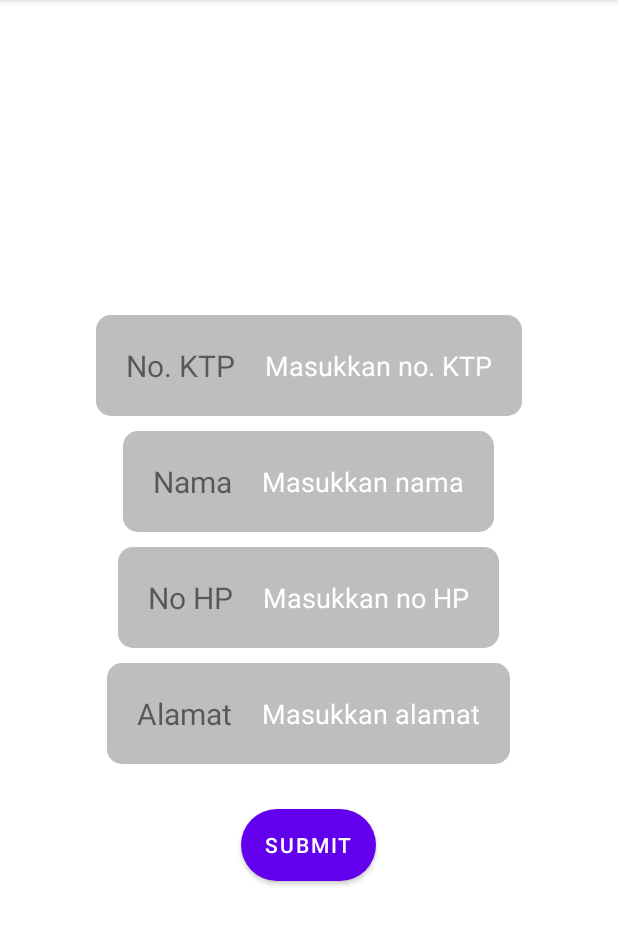
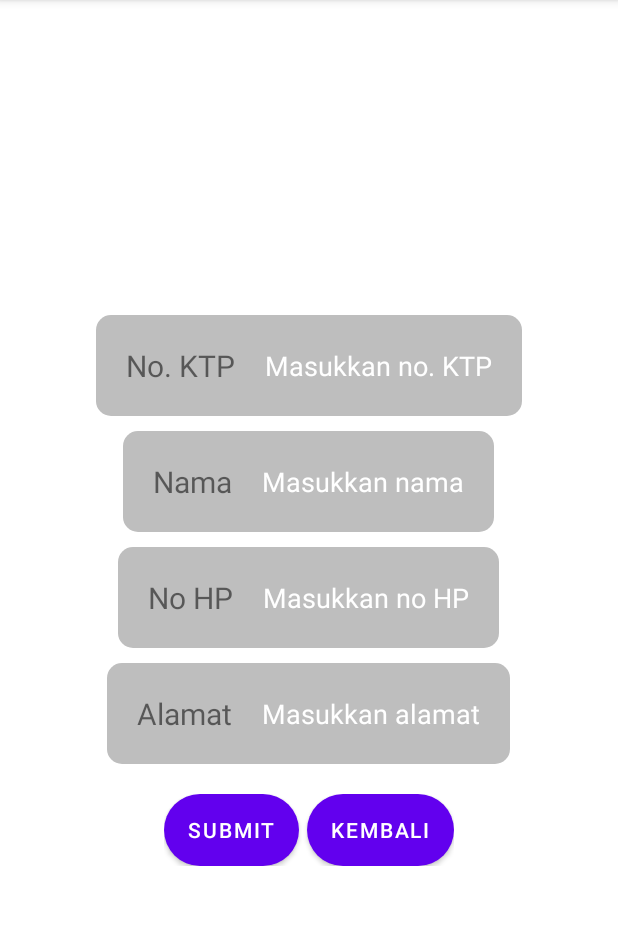
Before and after one commit to YohanesVito/Pemrograman-Perangkat-Bergerak-Berbasis-Android_71190429, an Android app: the TambahDataPenduduk screen opened directly, with no data from a screen before it, on a phone screen of 412 x 824 dp, the part 84-1029 px from its top. Run offline under Robolectric (Android 15) with nearby library versions, the phone set to English and light mode, and no system bars; our stand-ins replace Firebase (no records; nobody signed in at launch, a user with empty details on screens opened directly); 1 statement that could not run was skipped.

Commit message:
update fitur tambahdata

```diff
--- a/Final_DataPenduduk_71190429/app/build.gradle
+++ b/Final_DataPenduduk_71190429/app/build.gradle
@@ -1,6 +1,7 @@
 plugins {
     id 'com.android.application'
     id 'kotlin-android'
+    id 'com.google.gms.google-services'
 }
 
 android {
@@ -37,6 +38,7 @@ dependencies {
     implementation 'androidx.appcompat:appcompat:1.4.0'
     implementation 'com.google.android.material:material:1.4.0'
     implementation 'androidx.constraintlayout:constraintlayout:2.1.2'
+    implementation 'com.google.firebase:firebase-firestore:24.0.0'
     testImplementation 'junit:junit:4.+'
     androidTestImplementation 'androidx.test.ext:junit:1.1.3'
     androidTestImplementation 'androidx.test.espresso:espresso-core:3.4.0'
--- a/Final_DataPenduduk_71190429/app/src/main/java/com/example/final_datapenduduk_71190429/LihatDataPenduduk.kt
+++ b/Final_DataPenduduk_71190429/app/src/main/java/com/example/final_datapenduduk_71190429/LihatDataPenduduk.kt
@@ -9,5 +9,7 @@ class LihatDataPenduduk: AppCompatActivity(){
         super.onCreate(savedInstanceState)
         setContentView(R.layout.activity_lihatdatapenduduk)
 
+
+
     }
 }
--- /dev/null
+++ b/Final_DataPenduduk_71190429/app/src/main/java/com/example/final_datapenduduk_71190429/Penduduk.kt
@@ -0,0 +1,5 @@
+package com.example.final_datapenduduk_71190429
+
+data class Penduduk(val noktp: String, val nama: String, val nohp: String, val alamat: String) {
+
+}
--- a/Final_DataPenduduk_71190429/app/src/main/java/com/example/final_datapenduduk_71190429/TambahDataPenduduk.kt
+++ b/Final_DataPenduduk_71190429/app/src/main/java/com/example/final_datapenduduk_71190429/TambahDataPenduduk.kt
@@ -1,13 +1,52 @@
 package com.example.final_datapenduduk_71190429
 
+import android.content.Intent
 import android.os.Bundle
-import android.widget.TextView
+import android.widget.Button
+import android.widget.EditText
+import android.widget.Toast
 import androidx.appcompat.app.AppCompatActivity
+import com.google.firebase.firestore.FirebaseFirestore
 
 class TambahDataPenduduk: AppCompatActivity() {
     override fun onCreate(savedInstanceState: Bundle?) {
         super.onCreate(savedInstanceState)
         setContentView(R.layout.activity_tambahdatapenduduk)
 
+        val noktp = findViewById<EditText>(R.id.et_noKTP)
+        val nama = findViewById<EditText>(R.id.et_nama)
+        val nohp = findViewById<EditText>(R.id.et_noHP)
+        val alamat = findViewById<EditText>(R.id.et_alamat)
+
+        val btnsubmit = findViewById<Button>(R.id.bt_tambahdata)
+        val btnback = findViewById<Button>(R.id.bt_back)
+
+        val firestore = FirebaseFirestore.getInstance()
+
+        btnback.setOnClickListener {
+            val i = Intent(this, SecondActivity::class.java);
+            startActivity(i)
+        }
+
+        btnsubmit.setOnClickListener {
+            if (noktp.text.toString() != "" && nama.text.toString() != "" && nohp.text.toString() != "" && alamat.text.toString() != "") {
+
+                val penduduk = Penduduk(
+                    noktp.text.toString(),
+                    nama.text.toString(),
+                    nohp.text.toString(),
+                    alamat.text.toString()
+                )
+                firestore.collection("Penduduk").add(penduduk)
+                Toast.makeText(this, "Data berhasil ditambahkan!", Toast.LENGTH_SHORT).show()
+
+                noktp.setText("")
+                nama.setText("")
+                nohp.setText("")
+                alamat.setText("")
+            } else {
+                Toast.makeText(this, "Data gagal ditambahkan", Toast.LENGTH_LONG).show()
+            }
+        }
     }
 }
--- a/Final_DataPenduduk_71190429/app/src/main/res/layout/activity_tambahdatapenduduk.xml
+++ b/Final_DataPenduduk_71190429/app/src/main/res/layout/activity_tambahdatapenduduk.xml
@@ -59,7 +59,7 @@
         <EditText
             android:layout_width="wrap_content"
             android:layout_height="wrap_content"
-            android:id="@+id/et_username"
+            android:id="@+id/et_nama"
             android:hint="Masukkan nama"
             android:layout_weight="1"
             android:padding="10dp"
@@ -123,6 +123,12 @@
             android:textColorHint="@android:color/white"
             android:background="@android:color/transparent"/>
     </LinearLayout>
+    <LinearLayout
+        android:layout_width="wrap_content"
+        android:layout_height="wrap_content"
+        android:padding="10dp"
+        android:gravity="center"
+        android:layout_marginTop="10dp">
 
         <Button
             android:layout_width="wrap_content"
@@ -130,9 +136,19 @@
             android:id="@+id/bt_submit"
             android:text="Submit"
             android:textColor="@android:color/white"
-        android:layout_marginTop="30dp"
+            android:layout_weight="1"
             android:background="@drawable/round_button"
             />
 
-
+        <Button
+            android:layout_width="wrap_content"
+            android:layout_height="wrap_content"
+            android:id="@+id/bt_back"
+            android:text="Kembali"
+            android:layout_marginLeft="5dp"
+            android:layout_weight="1"
+            android:textColor="@android:color/white"
+            android:background="@drawable/round_button"
+            />
     </LinearLayout>
+</LinearLayout>
--- a/Final_DataPenduduk_71190429/build.gradle
+++ b/Final_DataPenduduk_71190429/build.gradle
@@ -7,6 +7,7 @@ buildscript {
     dependencies {
         classpath "com.android.tools.build:gradle:7.0.2"
         classpath "org.jetbrains.kotlin:kotlin-gradle-plugin:1.5.31"
+        classpath 'com.google.gms:google-services:4.3.10'
 
         // NOTE: Do not place your application dependencies here; they belong
         // in the individual module build.gradle files
```
Also changed, not shown: Final_DataPenduduk_71190429/app/src/main/java/com/example/final_datapenduduk_71190429/PendudukAdapter.kt (added, +48 -0 lines), 1 other file. Lines whose indentation alone changed are shown as unchanged.
